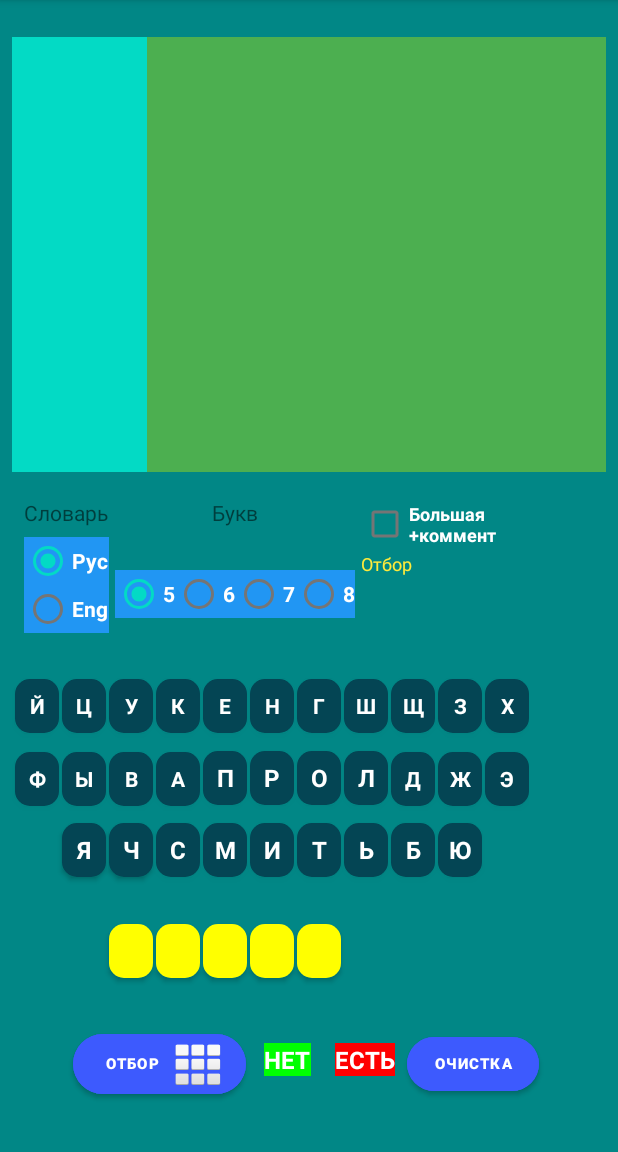
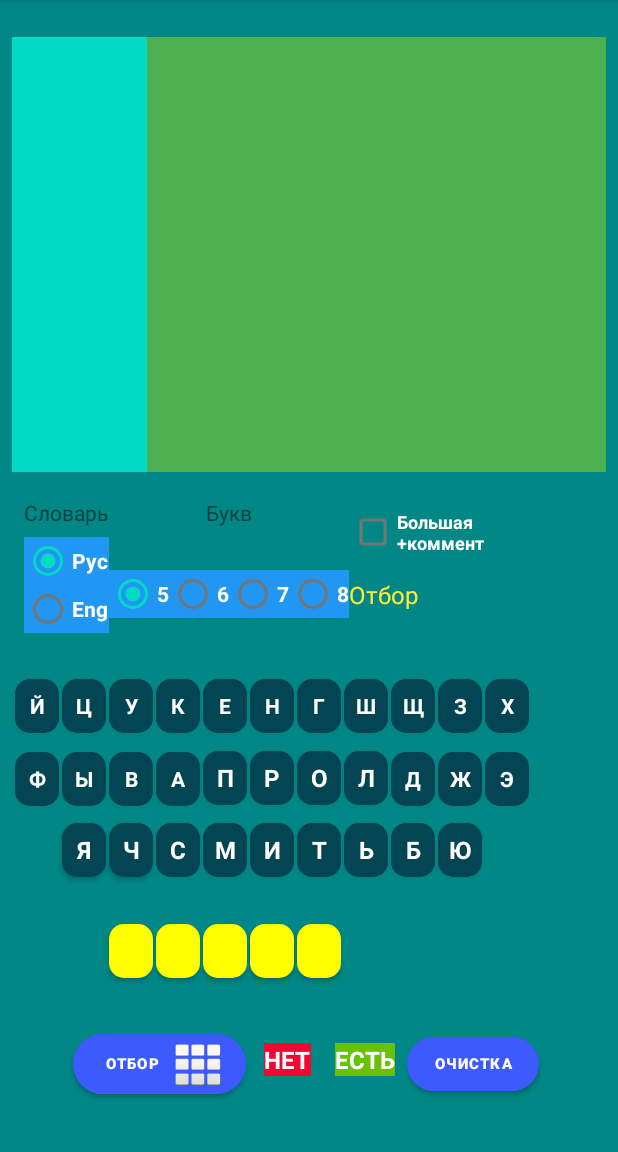
Before and after one commit to AnatolySAV/Wordly_Help, an Android app: the screen it shows after launch (MainActivity), on a phone screen of 412 x 824 dp, the part 84-1236 px from its top. Run offline under Robolectric (Android 15) with nearby library versions, the phone set to English and light mode, and no system bars; network calls fail; Roboto replaces fonts that are not available here; 1 statement that could not run was skipped.

Commit message:
После ревью

```diff
--- a/app/src/main/java/com/example/wordly_help/MainActivity.kt
+++ b/app/src/main/java/com/example/wordly_help/MainActivity.kt
@@ -124,10 +124,10 @@ class MainActivity : AppCompatActivity() {
         ed_slovo[6] = findViewById(R.id.ed_slovo7) as Button // буквы
         ed_slovo[7] = findViewById(R.id.ed_slovo8) as Button // буквы
 
-        findViewById<TextView>(R.id.textView5).backgroundTintList =
-            ColorStateList.valueOf(/* color = */Color.RED)
-        findViewById<TextView>(R.id.textView4).backgroundTintList =
-            ColorStateList.valueOf(/* color = */Color.GREEN)
+//        findViewById<TextView>(R.id.textView5).backgroundTintList =
+//            ColorStateList.valueOf(/* color = */Color.RED)
+//        findViewById<TextView>(R.id.textView4).backgroundTintList =
+//            ColorStateList.valueOf(/* color = */Color.GREEN)
         Zap_Bukv()
     }
 
@@ -216,14 +216,14 @@ class MainActivity : AppCompatActivity() {
 
         val cursor = mDb?.rawQuery(SQL_str , null)
             cursor?.moveToFirst()
-            while ((cursor?.isAfterLast == false) and (Counter<=12)){
+            while ((cursor?.isAfterLast == false) and (Counter<=14)){
                 if (Lang=="Рус")
                     if (Sost_Comm!=true) {
                         product1 = product1 + cursor?.getString(2) + "\n"
                         product2 = product2 + cursor?.getString(1) + "\n"
                     }
                     else {
-                        val len_subs = min(30,cursor?.getString(1).toString().length)
+                        val len_subs = min(25,cursor?.getString(1).toString().length)
                         val Str_sub = (cursor?.getString(1))!!.substring(1,len_subs)+"\n"
                         product1 = product1 + cursor?.getString(0) + "\n"
                         product2 = product2 + Str_sub
--- a/app/src/main/java/com/example/wordly_help/Obrabotka.kt
+++ b/app/src/main/java/com/example/wordly_help/Obrabotka.kt
@@ -12,7 +12,7 @@ import androidx.core.view.isVisible
 fun Zap_Bukv() {
     if (Sost_Comm == true) {
         rg_lang!!.isVisible  = false
-        Lang == "Рус"
+        Lang = "Рус"
     }
     else {
         rg_lang!!.isVisible  = true
--- a/app/src/main/res/layout/activity_main.xml
+++ b/app/src/main/res/layout/activity_main.xml
@@ -32,7 +32,7 @@
             android:fontFamily="monospace"
             android:text="Результат"
             android:textColor="@color/black"
-            android:textSize="16sp"
+            android:textSize="14sp"
             android:textStyle="bold" />
 
         <TextView
@@ -43,8 +43,9 @@
             android:background="@color/purple_500"
             android:fontFamily="monospace"
             android:text="Результат"
+            android:textAlignment="viewStart"
             android:textColor="@color/black"
-            android:textSize="16sp"
+            android:textSize="14sp"
             android:textStyle="bold" />
     </LinearLayout>
     android:background="#00E676"
@@ -118,8 +119,6 @@
         <LinearLayout
             android:layout_width="wrap_content"
             android:layout_height="80dp"
-            android:layout_marginHorizontal="4dp"
-            android:layout_marginBottom="609dp"
             android:background="@color/bukv_0"
             android:orientation="vertical">
 
@@ -213,7 +212,7 @@
             <CheckBox
                 android:id="@+id/Chk_comment"
                 android:layout_width="match_parent"
-                android:layout_height="35dp"
+                android:layout_height="45dp"
                 android:layout_marginRight="8dp"
                 android:checked="false"
                 android:minHeight="60sp"
@@ -230,9 +229,10 @@
                 android:id="@+id/tx_vsego"
                 android:layout_width="wrap_content"
                 android:layout_height="wrap_content"
+                android:layout_marginTop="8dp"
                 android:text="Отбор"
                 android:textColor="#FFEB3B"
-                android:textSize="12sp" />
+                android:textSize="16sp" />
 
         </LinearLayout>
 
```
